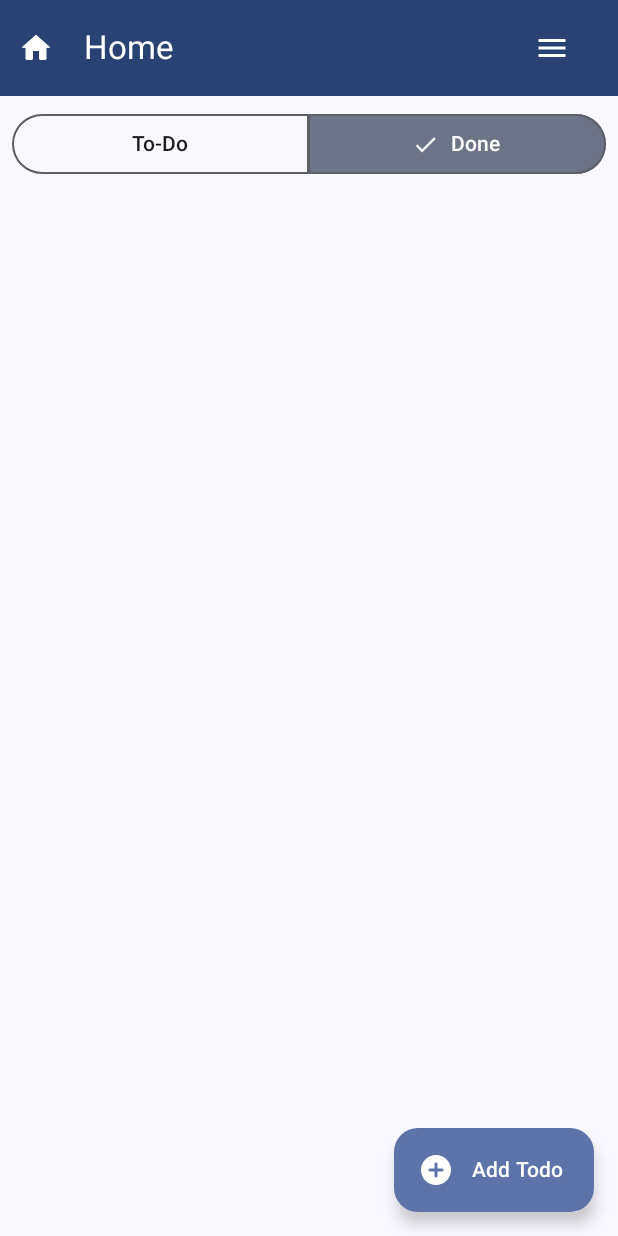
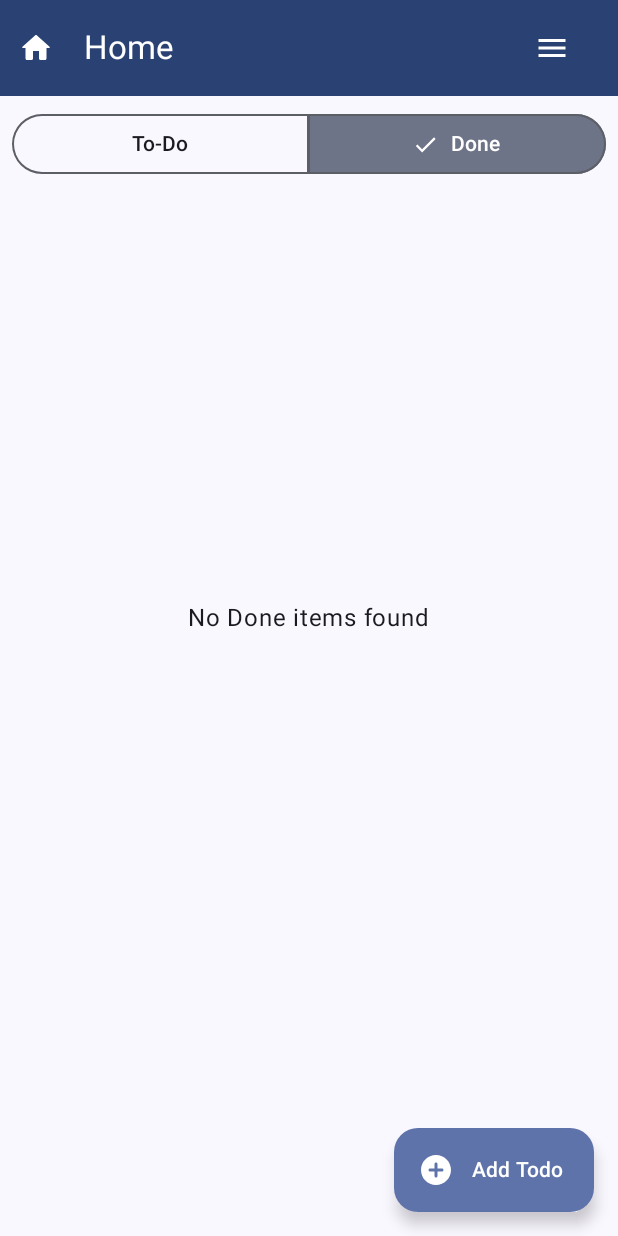
Before and after one commit to MostafaMohamed2002/Todo-Tracker-Compose, an Android app built with Jetpack Compose: the composable HomeScreen shown on its own in the app's theme, after a tap on "Done", on a phone screen of 412 x 824 dp. Run offline under Robolectric (Android 15) with nearby library versions, the phone set to English and light mode, and no system bars; our stand-ins replace Dagger/Hilt's generated code, Timber; 1 statement that could not run was skipped.

Commit message:
add indicator when no todos found

```diff
--- a/app/src/main/java/com/mostafadevo/todotrackercompose/ui/screens/homescreen/HomeScreen.kt
+++ b/app/src/main/java/com/mostafadevo/todotrackercompose/ui/screens/homescreen/HomeScreen.kt
@@ -6,9 +6,11 @@ import androidx.compose.animation.core.spring
 import androidx.compose.foundation.ExperimentalFoundationApi
 import androidx.compose.foundation.clickable
 import androidx.compose.foundation.layout.Arrangement
+import androidx.compose.foundation.layout.Box
 import androidx.compose.foundation.layout.Column
 import androidx.compose.foundation.layout.Row
 import androidx.compose.foundation.layout.Spacer
+import androidx.compose.foundation.layout.fillMaxSize
 import androidx.compose.foundation.layout.fillMaxWidth
 import androidx.compose.foundation.layout.height
 import androidx.compose.foundation.layout.padding
@@ -197,5 +199,27 @@ fun HomeScreen(
                 )
             }
         }
+        if (uiState.todos.isEmpty() && uiState.selectedSegmentIndex == 0) {
+
+            Box(
+                modifier = Modifier.fillMaxSize(),
+                contentAlignment = Alignment.Center
+            ) {
+                Text(
+                    text = "No To-Do items found",
+                    modifier = Modifier.padding(16.dp)
+                )
+            }
+        } else if (uiState.todos.isEmpty() && uiState.selectedSegmentIndex == 1) {
+            Box(
+                modifier = Modifier.fillMaxSize(),
+                contentAlignment = Alignment.Center
+            ) {
+                Text(
+                    text = "No Done items found",
+                    modifier = Modifier.padding(16.dp)
+                )
+            }
+        }
     }
 }
```
